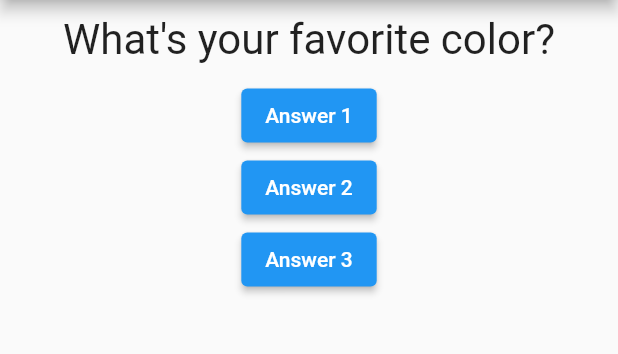
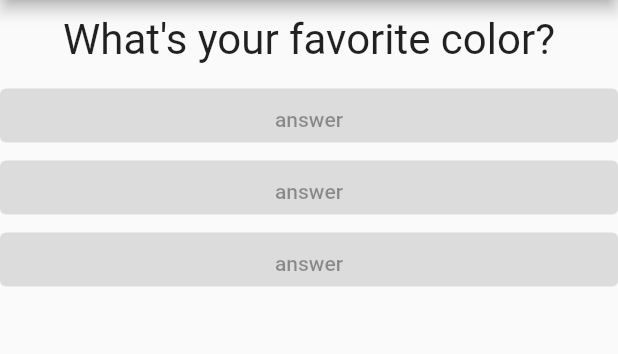
Before and after one commit to Spectari-code/quiz-flutter, a Flutter app: the screen it shows after launch, on a phone screen of 412 x 824 dp, the part 84-438 px from its top. Run offline on Flutter 3.47's test engine with Material 2 defaults, Android fonts, the phone set to English and light mode, and no system bars.

Commit message:
Added Answer widget, update main

```diff
--- /dev/null
+++ b/lib/answer.dart
@@ -0,0 +1,16 @@
+import 'package:flutter/material.dart';
+
+class Answer extends StatelessWidget {
+  @override
+  Widget build(BuildContext context) {
+    return Container(
+      width: double.infinity,
+      child: ElevatedButton(
+        style: ElevatedButton.styleFrom(
+            backgroundColor: Colors.blue, padding: EdgeInsets.only(top: 5)),
+        child: Text("answer"),
+        onPressed: null,
+      ),
+    );
+  }
+}
--- a/lib/main.dart
+++ b/lib/main.dart
@@ -1,7 +1,9 @@
 // Packages:
 import 'package:flutter/material.dart';
+import 'package:quiz/answer.dart';
 
 // Files:
+import './question.dart';
 import './question.dart';
 
 void main() => runApp(MyApp());
@@ -35,12 +37,9 @@ class _MyAppState extends State<MyApp> {
         ),
         body: Column(children: <Widget>[
           Question(questions[_questionIndex]),
-          // Pass pointer of answerQuestion not answerQuestion() as that will
-          // excecute the function when passed instead of waiting for button to
-          // be pressed. In short, dont use (), just use the name.
-          ElevatedButton(onPressed: _answerQuestion, child: Text("Answer 1")),
-          ElevatedButton(onPressed: _answerQuestion, child: Text("Answer 2")),
-          ElevatedButton(onPressed: _answerQuestion, child: Text("Answer 3")),
+          Answer(),
+          Answer(),
+          Answer(),
         ]),
       ),
     );
```
